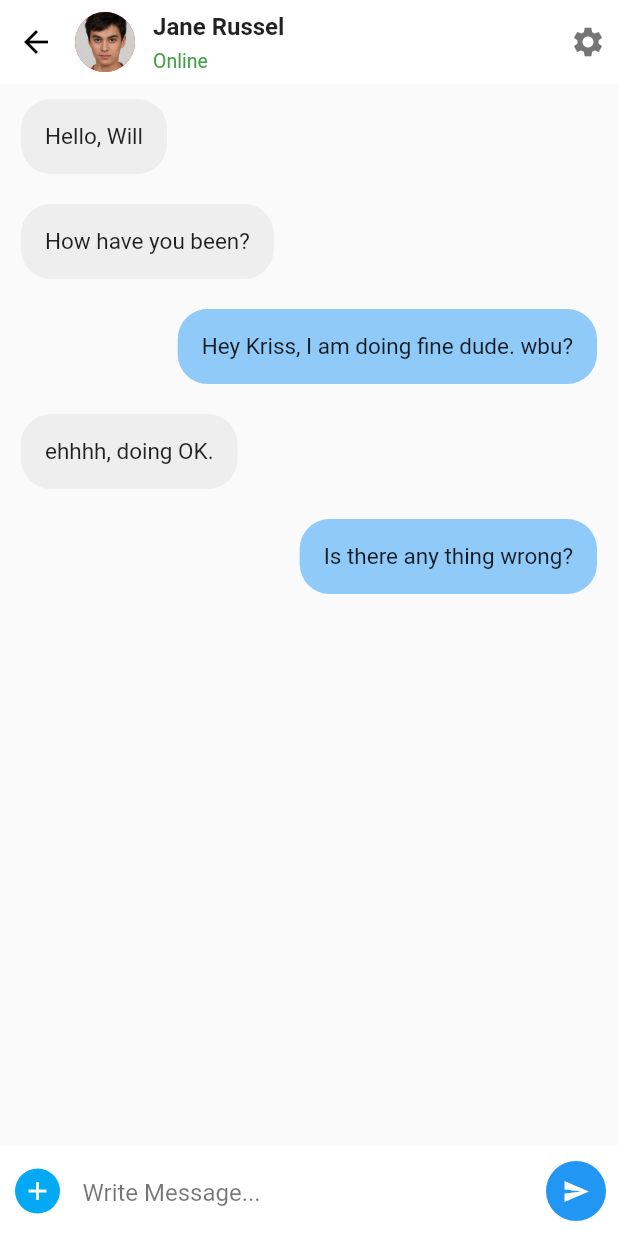
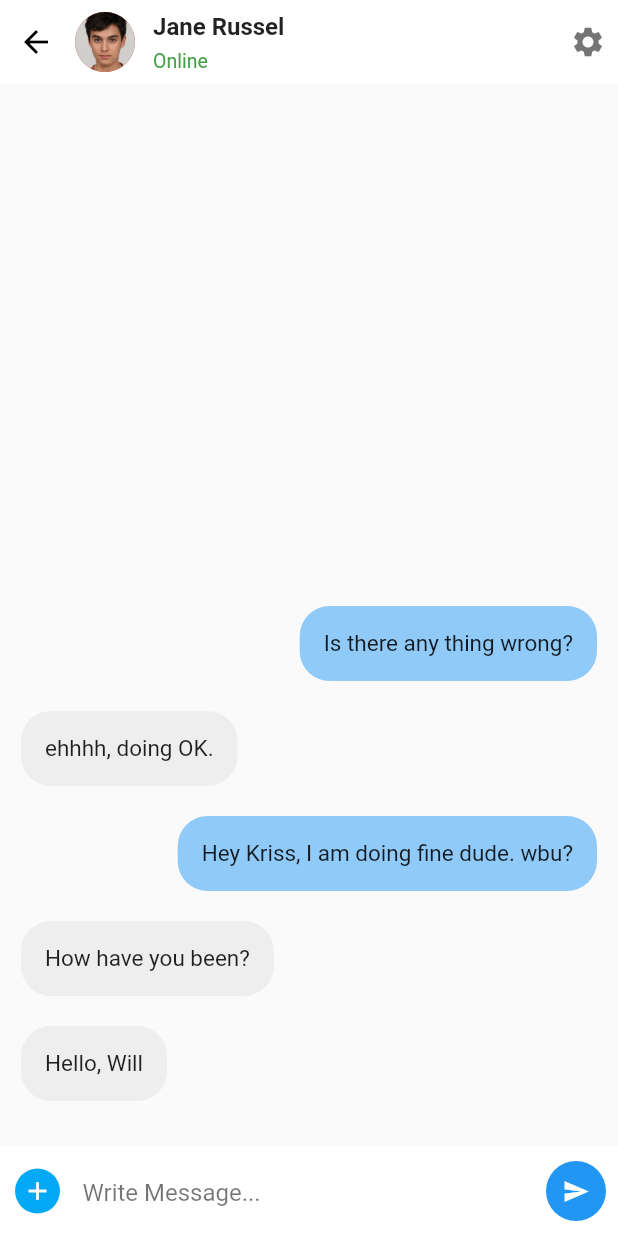
Before and after one commit to dmseo1/practice-flutter-chat-ui-simple, a Flutter app: the screen it shows after launch, after a tap on "Jane Russel", on a phone screen of 412 x 824 dp. Run offline on Flutter 3.47's test engine with Material 2 defaults, Android fonts, the light colour scheme and no system bars.

Commit message:
스크롤 수정

```diff
--- a/lib/screens/chat_detail_page.dart
+++ b/lib/screens/chat_detail_page.dart
@@ -101,10 +101,14 @@ class _ChatDetailPageState extends State<ChatDetailPage> {
       ),
       body: Stack(
         children: [
-          ListView.builder(
+          Padding(
+            padding: const EdgeInsets.only(
+              bottom: 80,
+            ),
+            child: ListView.builder(
+              reverse: true,
               itemCount: messages.length,
-            shrinkWrap: true,
-            physics: const NeverScrollableScrollPhysics(),
+              physics: const BouncingScrollPhysics(),
               itemBuilder: (context, index) {
                 return Container(
                   padding: const EdgeInsets.symmetric(
@@ -133,6 +137,7 @@ class _ChatDetailPageState extends State<ChatDetailPage> {
                   ),
                 );
               },
+            ),
           ),
           Align(
             alignment: Alignment.bottomLeft,
--- a/lib/screens/chat_page.dart
+++ b/lib/screens/chat_page.dart
@@ -59,14 +59,30 @@ class _ChatPageState extends State<ChatPage> {
       imageURL: "assets/images/userImage8.jpeg",
       time: "18 Feb",
     ),
+    ChatUsers(
+      name: "John Wick",
+      messageText: "How are you?",
+      imageURL: "assets/images/userImage8.jpeg",
+      time: "18 Feb",
+    ),
+    ChatUsers(
+      name: "John Wick",
+      messageText: "How are you?",
+      imageURL: "assets/images/userImage8.jpeg",
+      time: "18 Feb",
+    ),
+    ChatUsers(
+      name: "John Wick",
+      messageText: "How are you?",
+      imageURL: "assets/images/userImage8.jpeg",
+      time: "18 Feb",
+    ),
   ];
 
   @override
   Widget build(BuildContext context) {
     return Scaffold(
-      body: SingleChildScrollView(
-        physics: const BouncingScrollPhysics(),
-        child: Column(
+      body: Column(
         crossAxisAlignment: CrossAxisAlignment.center,
         children: [
           SafeArea(
@@ -147,11 +163,11 @@ class _ChatPageState extends State<ChatPage> {
               autocorrect: false,
             ),
           ),
-            ListView.builder(
+          Expanded(
+            child: ListView.builder(
               itemCount: chatUsers.length,
-              shrinkWrap: true,
               padding: const EdgeInsets.only(top: 16),
-              physics: const NeverScrollableScrollPhysics(),
+              physics: const BouncingScrollPhysics(),
               itemBuilder: (context, index) {
                 return ConversationList(
                   name: chatUsers[index].name,
@@ -161,9 +177,9 @@ class _ChatPageState extends State<ChatPage> {
                   isMessageRead: (index == 0 || index == 3) ? true : false,
                 );
               },
+            ),
           )
         ],
-        ),
       ),
     );
   }
```
Lines whose indentation alone changed are shown as unchanged.
